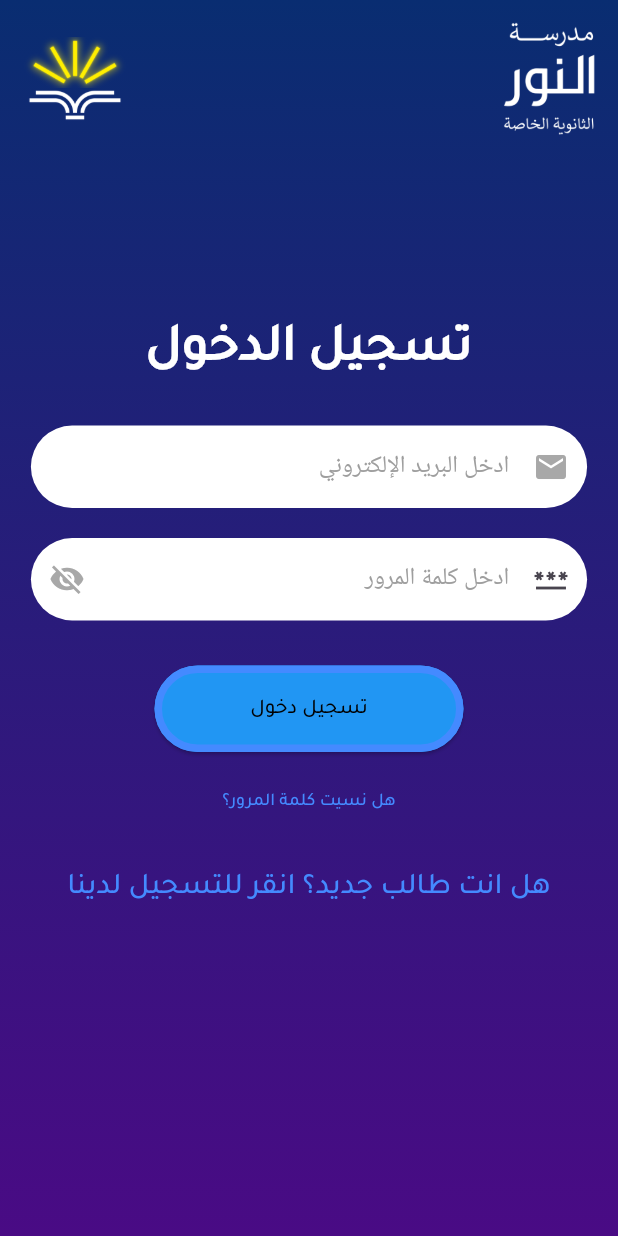
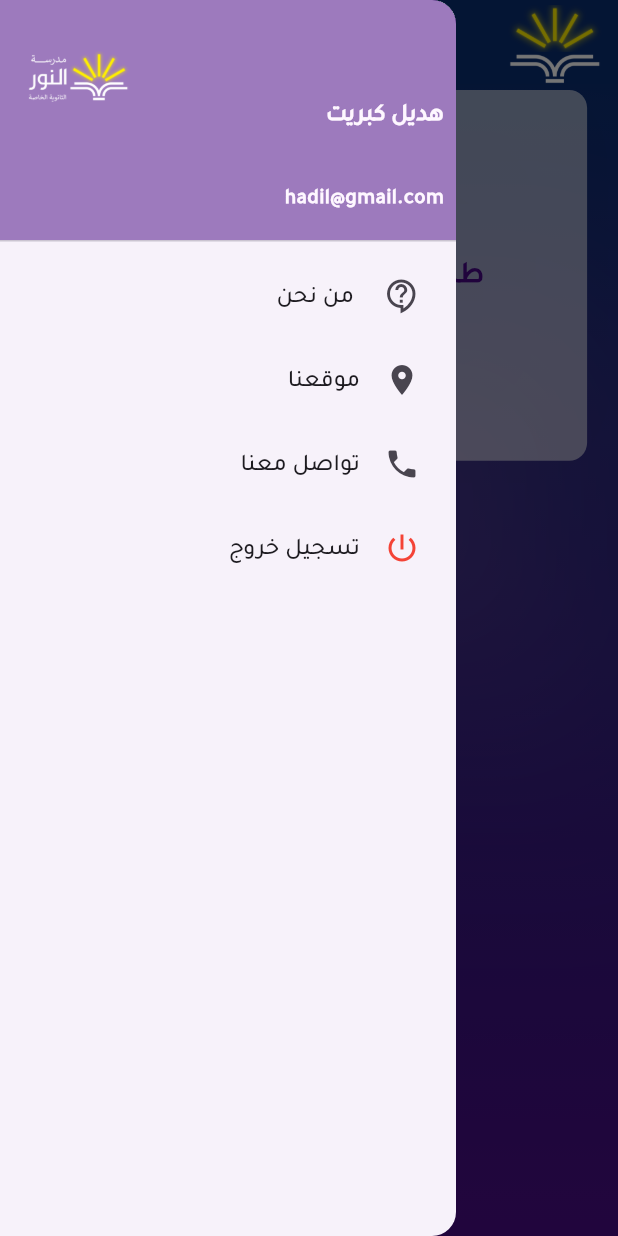
Before and after one commit to hadeelkibreet/AlnourSchool, a Flutter app: the screen it shows after launch, with the side drawer open (before the commit the screen has no drawer), on a phone screen of 412 x 824 dp. Run offline on Flutter 3.47's test engine with Material 2 defaults, Android fonts, the phone set to English and light mode, and no system bars; our stand-ins replace cloud_firestore, file_picker, firebase_auth, firebase_core, firebase_storage, flutter_map and 3 more; accounts and stored records are empty.

Commit message:
make student profile and add pending model

```diff
--- a/lib/alnour_app.dart
+++ b/lib/alnour_app.dart
@@ -1,5 +1,4 @@
-import 'package:alnour/core/auth/loadingscreen.dart';
-import 'package:alnour/core/auth/login.dart';
+import 'package:alnour/core/student_profile/student_profile.dart';
 import 'package:firebase_auth/firebase_auth.dart';
 import 'package:flutter/material.dart';
 
@@ -15,8 +14,8 @@ class AlnourApp extends StatelessWidget {
         useMaterial3: true,
       ),
       home: FirebaseAuth.instance.currentUser == null
-          ? const LogInScreen()
-          : const LoadingScreen(),
+          ? StudentProfile()
+          : StudentProfile(),
     );
   }
 }
--- a/lib/core/auth/login.dart
+++ b/lib/core/auth/login.dart
@@ -164,9 +164,9 @@ class _LogInScreenState extends State<LogInScreen> {
                   height: height * 0.07,
                   child: ElevatedButton(
                       onPressed: () async {
-                        // loginWithEmailAndPassword(
-                        //   _emailController.text, _passwordController.text);
-                        signOutInApp();
+                        loginWithEmailAndPassword(
+                            _emailController.text, _passwordController.text);
+                        //signOutInApp();
                       },
                       style: ButtonStyle(
                         backgroundColor:
--- a/lib/core/auth/new_student.dart
+++ b/lib/core/auth/new_student.dart
@@ -2,6 +2,7 @@ import 'package:alnour/core/auth/new_student_step/step0/step0.dart';
 import 'package:alnour/core/auth/new_student_step/step1/step1.dart';
 import 'package:alnour/core/auth/new_student_step/step2/step2.dart';
 import 'package:alnour/enums/student_enum.dart';
+import 'package:alnour/model/pending_model.dart';
 import 'package:alnour/model/student_model.dart';
 import 'package:alnour/providers/select_cls_provider.dart';
 import 'package:alnour/providers/select_date_provider.dart';
@@ -51,7 +52,6 @@ class _NewStudentState extends ConsumerState<NewStudent> {
   }
 
   void _finalPage() async {
-    //registerWithEmailAndPassword(emailController.text,passwordController.text);
     final String? uid = await registerWithEmailAndPassword(
         emailController.text, passwordController.text);
     final finalage = ref.read(selectedDateProvider);
@@ -78,6 +78,7 @@ class _NewStudentState extends ConsumerState<NewStudent> {
           idimg: finalidimg,
           certificateimg: finalcertificateimg,
         ));
+    ref.read(servieceProvider).addpending(PendingModel(uid: uid.toString()));
   }
 
   void _previousPage() {
--- /dev/null
+++ b/lib/core/student_profile/student_profile.dart
@@ -0,0 +1,269 @@
+import 'package:alnour/constants/constants/backgroundimage.dart';
+import 'package:alnour/constants/constants/images.dart';
+import 'package:alnour/core/auth/login.dart';
+import 'package:alnour/core/settings_page/abute_us.dart';
+import 'package:alnour/core/settings_page/connect_us.dart';
+import 'package:alnour/core/settings_page/location.dart';
+import 'package:alnour/services/authservies.dart';
+import 'package:flutter/material.dart';
+
+class StudentProfile extends StatefulWidget {
+  const StudentProfile({Key? key}) : super(key: key);
+
+  @override
+  State<StudentProfile> createState() => _StudentProfileState();
+}
+
+class _StudentProfileState extends State<StudentProfile> {
+  @override
+  Widget build(BuildContext context) {
+    double height = MediaQuery.of(context).size.height;
+    double width = MediaQuery.of(context).size.width;
+    int requst = 1;
+    return SafeArea(
+      child: Scaffold(
+        drawer: Drawer(
+          child: ListView(
+            // Important: Remove any padding from the ListView.
+            padding: EdgeInsets.zero,
+            children: [
+              UserAccountsDrawerHeader(
+                decoration: BoxDecoration(color: const Color(0x7E41007F)),
+                accountName: Align(
+                  alignment: Alignment.centerRight,
+                  child: Padding(
+                    padding: const EdgeInsets.only(right: 8.0),
+                    child: Text(
+                      "هديل كبريت",
+                      style: TextStyle(
+                        fontWeight: FontWeight.bold,
+                        fontFamily: 'boutros',
+                      ),
+                    ),
+                  ),
+                ),
+                accountEmail: Align(
+                  alignment: Alignment.centerRight,
+                  child: Padding(
+                    padding: const EdgeInsets.only(right: 8.0),
+                    child: Text(
+                      "hadil@gmail.com",
+                      style: TextStyle(
+                        fontWeight: FontWeight.bold,
+                        fontFamily: 'boutros',
+                      ),
+                    ),
+                  ),
+                ),
+                currentAccountPicture: Image.asset(
+                  ImageAssets.fulllogo,
+                  height: height * 0.8,
+                  width: width * 0.9,
+                ),
+              ),
+              ListTile(
+                trailing: Icon(
+                  Icons.contact_support_outlined,
+                ),
+                title: Align(
+                  alignment: Alignment.centerRight,
+                  child: Text(
+                    'من نحن ',
+                    style: TextStyle(
+                      fontFamily: 'boutros',
+                    ),
+                  ),
+                ),
+                onTap: () {
+                  Navigator.push(
+                    context,
+                    MaterialPageRoute(builder: (context) => const AbuteUs()),
+                  );
+                },
+              ),
+              ListTile(
+                trailing: Icon(
+                  Icons.location_on,
+                ),
+                title: Align(
+                    alignment: Alignment.centerRight,
+                    child: Text(
+                      'موقعنا',
+                      style: TextStyle(
+                        fontFamily: 'boutros',
+                      ),
+                    )),
+                onTap: () {
+                  Navigator.push(
+                    context,
+                    MaterialPageRoute(builder: (context) => LocationScreen()),
+                  );
+                },
+              ),
+              ListTile(
+                trailing: Icon(
+                  Icons.phone,
+                ),
+                title: Align(
+                    alignment: Alignment.centerRight,
+                    child: Text(
+                      'تواصل معنا',
+                      style: TextStyle(
+                        fontFamily: 'boutros',
+                      ),
+                    )),
+                onTap: () {
+                  Navigator.push(
+                    context,
+                    MaterialPageRoute(builder: (context) => ConnectUs()),
+                  );
+                },
+              ),
+              ListTile(
+                trailing: Icon(
+                  Icons.power_settings_new,
+                  color: Colors.red,
+                ),
+                title: Align(
+                    alignment: Alignment.centerRight,
+                    child: Text(
+                      'تسجيل خروج',
+                      style: TextStyle(
+                        fontFamily: 'boutros',
+                      ),
+                    )),
+                onTap: () {
+                  showDialog(
+                    context: context,
+                    builder: (BuildContext context) {
+                      return AlertDialog(
+                        title: Column(
+                          children: [
+                            Icon(
+                              Icons.power_settings_new,
+                              color: Colors.red,
+                              size: 50,
+                            ),
+                            Text(
+                              'هل فعلا تريد تسجيل الخروج؟',
+                              style: TextStyle(
+                                color: Colors.red,
+                                fontSize: 20,
+                                fontFamily: 'boutros',
+                              ),
+                            ),
+                          ],
+                        ),
+                        actions: [
+                          Row(
+                            mainAxisAlignment: MainAxisAlignment.spaceBetween,
+                            children: [
+                              ElevatedButton(
+                                onPressed: () {
+                                  Navigator.pop(context);
+                                },
+                                child: Text('لا'),
+                              ),
+                              ElevatedButton(
+                                onPressed: () {
+                                  signOutInApp();
+                                  Navigator.pushAndRemoveUntil(
+                                    context,
+                                    MaterialPageRoute(
+                                        builder: (context) => LogInScreen()),
+                                    (route) => false,
+                                  );
+                                },
+                                child: Text('نعم'),
+                              ),
+                            ],
+                          ),
+                        ],
+                      );
+                    },
+                  );
+                },
+              ),
+            ],
+          ),
+        ),
+        appBar: AppBar(
+          iconTheme: IconThemeData(
+            color: Colors.white,
+          ),
+          backgroundColor: Color(0xFF092D71),
+          actions: [
+            Padding(
+              padding: const EdgeInsets.all(3.0),
+              child: Column(
+                children: [
+                  Image.asset(
+                    width: MediaQuery.of(context).size.width * 0.18,
+                    ImageAssets.nour,
+                    // width: 80,
+                  ),
+                  Image.asset(
+                    width: MediaQuery.of(context).size.width * 0.19,
+                    ImageAssets.book,
+                    //  width: 10,
+                  ),
+                ],
+              ),
+            ),
+          ],
+        ),
+        body: Stack(
+          children: [
+            BackGroundImage(),
+            Align(
+              alignment: Alignment.topCenter,
+              child: Card(
+                elevation: 80,
+                shadowColor: Color(0xFCAB73E0),
+                color: Colors.white54,
+                child: SizedBox(
+                  width: width * 0.9,
+                  height: height * 0.3,
+                  child: Column(
+                    mainAxisAlignment: MainAxisAlignment.center,
+                    children: [
+                      Text(
+                        (() {
+                          switch (requst) {
+                            case 0:
+                              return 'لقد تم رفض طلبك ';
+                            case 1:
+                              return 'طلب التسجيل قيد المعالجة';
+                            case 2:
+                              return 'لقد تم قبولك';
+                            default:
+                              return 'يوجد خطأ الرجاء التواصل معنا هاتفياً';
+                          }
+                        })(),
+                        style: TextStyle(
+                          fontFamily: 'boutros',
+                          color: Color(0xF441007F),
+                          fontWeight: FontWeight.w900,
+                          fontSize: 20,
+                        ),
+                      ),
+                      // Text(
+                      //   'طلب التسجيل قيد المعالجة',
+                      //   style: TextStyle(
+                      //     fontFamily: 'boutros',
+                      //     color: Color(0xF441007F),
+                      //     fontWeight: FontWeight.w900,
+                      //     fontSize: 20,
+                      //   ),
+                      // ),
+                    ],
+                  ),
+                ),
+              ),
+            ),
+          ],
+        ),
+      ),
+    );
+  }
+}
```
Also changed, not shown: lib/core/settings_page/abute_us.dart (+17 -18 lines), lib/core/splash_page/splash.dart (+10 -19 lines), lib/model/pending_model.dart (added, +28 -0 lines), lib/services/pending_service.dart (added, +12 -0 lines), lib/services/student_service.dart (+7 -0 lines).
